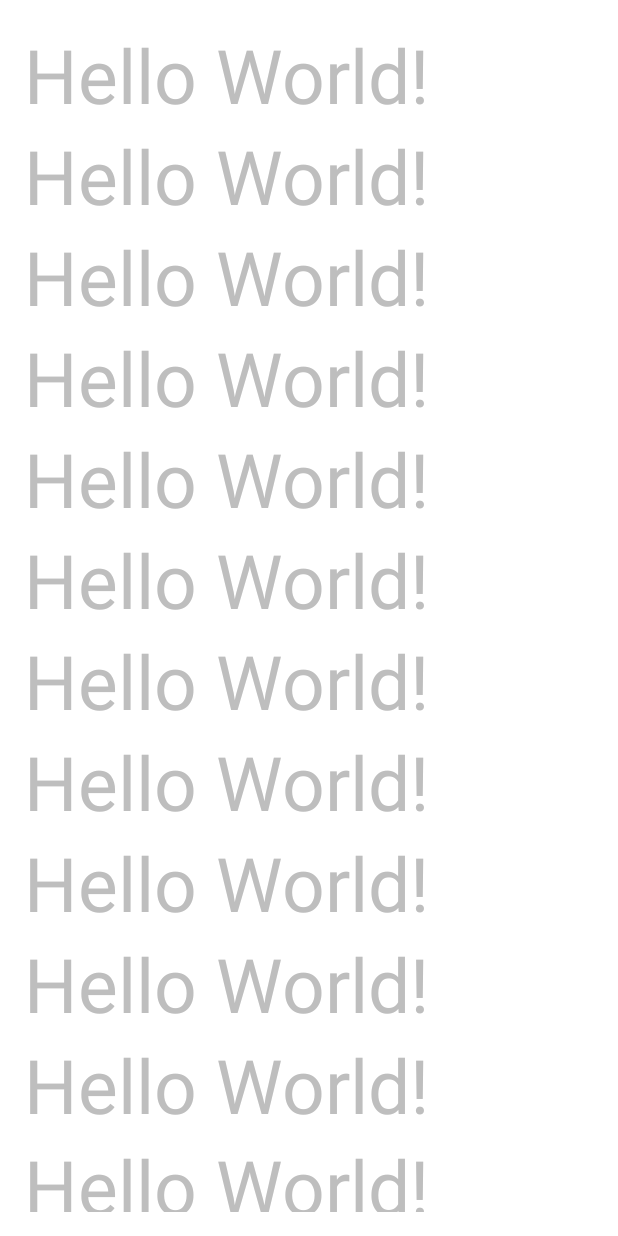
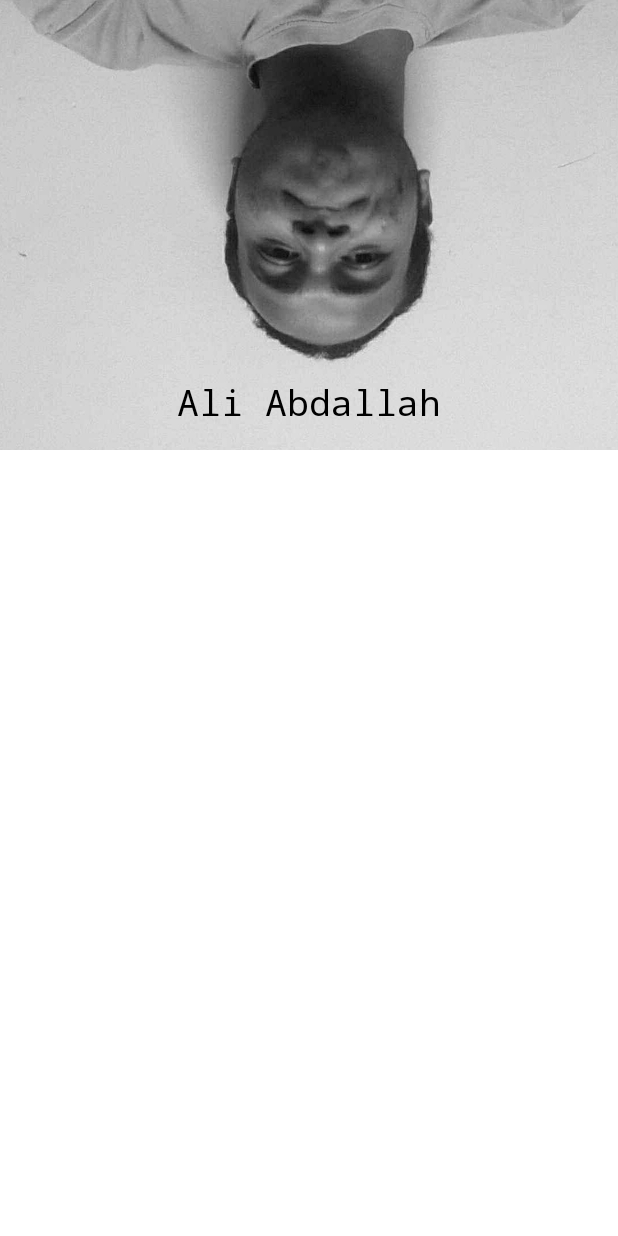
Before and after one commit to ali-abdalla/android-cv-card, an Android app: the screen it shows after launch (MainActivity), on a phone screen of 412 x 824 dp. Run offline under Robolectric (Android 15) with nearby library versions, the phone set to English and light mode, and no system bars.

Commit message:
add my image (ImageView) and my name (TextView) above the image

```diff
--- a/InfoCard/app/src/main/res/layout/activity_main.xml
+++ b/InfoCard/app/src/main/res/layout/activity_main.xml
@@ -4,89 +4,36 @@
     android:id="@+id/activity_main"
     android:layout_width="match_parent"
     android:layout_height="match_parent"
-    android:paddingBottom="@dimen/activity_vertical_margin"
-    android:paddingLeft="@dimen/activity_horizontal_margin"
-    android:paddingRight="@dimen/activity_horizontal_margin"
-    android:paddingTop="@dimen/activity_vertical_margin"
     android:scrollbars="none"
     android:background="@android:color/white"
     tools:context="com.aliabdallah.infocard.MainActivity">
 
     <LinearLayout
         android:layout_width="match_parent"
-        android:layout_height="wrap_content"
+        android:layout_height="match_parent"
         android:orientation="vertical">
 
-        <TextView
+        <RelativeLayout
             android:layout_width="match_parent"
-            android:layout_height="wrap_content"
-            android:textSize="50dp"
-            android:text="Hello World!" />
+            android:layout_height="300dp">
 
-        <TextView
-            android:layout_width="match_parent"
-            android:layout_height="wrap_content"
-            android:textSize="50dp"
-            android:text="Hello World!" />
+            <ImageView
+                android:layout_width="match_parent"
+                android:layout_height="match_parent"
+                android:src="@drawable/aliabdallah"
+                android:scaleType="centerCrop"/>
 
-        <TextView
-            android:layout_width="match_parent"
-            android:layout_height="wrap_content"
-            android:textSize="50dp"
-            android:text="Hello World!" />
+            <TextView
+                android:layout_width="match_parent"
+                android:layout_height="wrap_content"
+                android:layout_alignParentBottom="true"
+                android:gravity="center"
+                android:textColor="#000000"
+                android:textSize="24dp"
+                android:fontFamily="monospace"
+                android:paddingBottom="16dp"
+                android:text="Ali Abdallah"/>
+        </RelativeLayout>
 
-        <TextView
-            android:layout_width="match_parent"
-            android:layout_height="wrap_content"
-            android:textSize="50dp"
-            android:text="Hello World!" />
-
-        <TextView
-            android:layout_width="match_parent"
-            android:layout_height="wrap_content"
-            android:textSize="50dp"
-            android:text="Hello World!" />
-
-        <TextView
-            android:layout_width="match_parent"
-            android:layout_height="wrap_content"
-            android:textSize="50dp"
-            android:text="Hello World!" />
-
-        <TextView
-            android:layout_width="match_parent"
-            android:layout_height="wrap_content"
-            android:textSize="50dp"
-            android:text="Hello World!" />
-
-        <TextView
-            android:layout_width="match_parent"
-            android:layout_height="wrap_content"
-            android:textSize="50dp"
-            android:text="Hello World!" />
-
-        <TextView
-            android:layout_width="match_parent"
-            android:layout_height="wrap_content"
-            android:textSize="50dp"
-            android:text="Hello World!" />
-
-        <TextView
-            android:layout_width="match_parent"
-            android:layout_height="wrap_content"
-            android:textSize="50dp"
-            android:text="Hello World!" />
-
-        <TextView
-            android:layout_width="match_parent"
-            android:layout_height="wrap_content"
-            android:textSize="50dp"
-            android:text="Hello World!" />
-
-        <TextView
-            android:layout_width="match_parent"
-            android:layout_height="wrap_content"
-            android:textSize="50dp"
-            android:text="Hello World!" />
     </LinearLayout>
 </ScrollView>
```
Also changed, not shown: InfoCard/app/src/main/res/drawable/aliabdallah.jpg (added).
